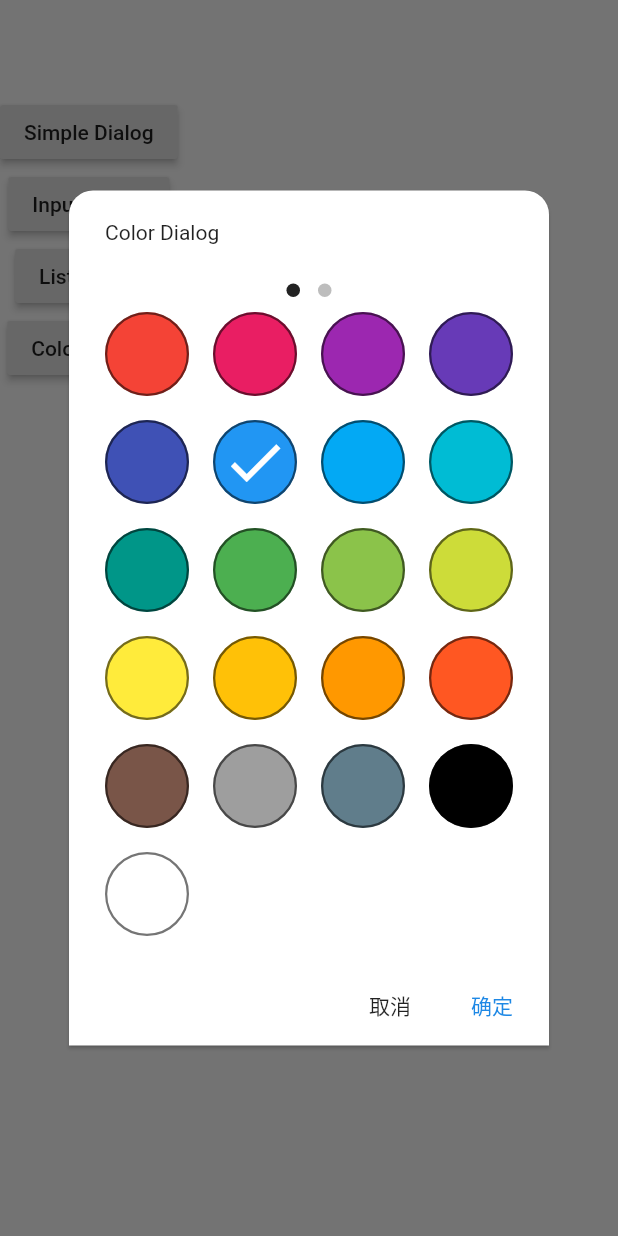
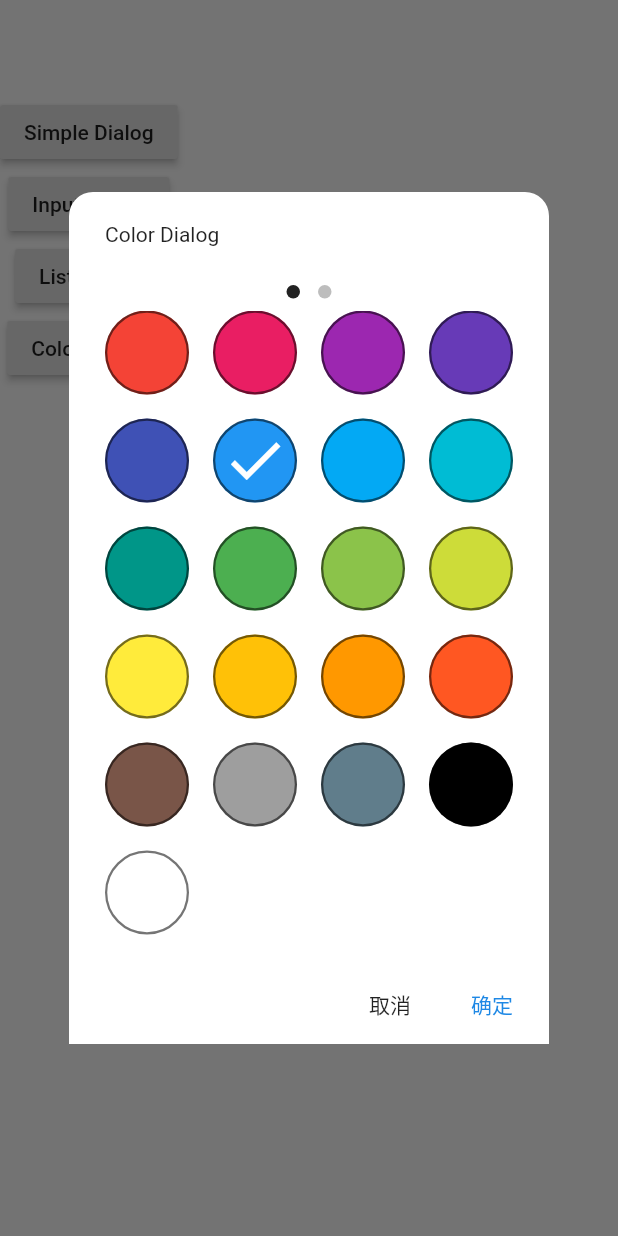
Before and after one commit to Go-oG/flutter_Dialog, a Flutter app: the screen it shows after launch, after a tap on "Color Dialog", on a phone screen of 412 x 824 dp. Run offline on Flutter 3.47's test engine with Material 2 defaults, Android fonts, the phone set to English and light mode, and no system bars; drawn by our look-alikes of dots_indicator.

Commit message:
布局优化 参数更新

```diff
--- a/material_dialog/lib/src/core/core_dialog.dart
+++ b/material_dialog/lib/src/core/core_dialog.dart
@@ -87,10 +87,9 @@ class _DialogState extends State<CoreDialog> {
                 maxHeight: _maxDialogHeight,
                 maxWidth: _maxDialogWidth,
                 minWidth: _maxDialogWidth),
-            //这里嵌套一个Card是因为某些子组件要求上级部件必须包含有Material 组件
-            child: Card(
-              //将其全部内外间距都取消
-              margin: EdgeInsets.zero,
+            //这里嵌套一个Material是因为某些子组件要求上级部件必须包含有Material 组件
+            child: Material(
+              type: MaterialType.card,
               color: widget.dialog.backgroundColor,
               shape: RoundedRectangleBorder(
                   borderRadius: widget.dialog.cornerRadius),
@@ -104,6 +103,7 @@ class _DialogState extends State<CoreDialog> {
             )),
       ),
     );
+
   }
 
   //构建控件列表
--- a/material_dialog/lib/src/core/dialog_util.dart
+++ b/material_dialog/lib/src/core/dialog_util.dart
@@ -13,11 +13,7 @@ class DialogUtil {
       pageBuilder: (BuildContext buildContext, Animation<double> animation,
           Animation<double> secondaryAnimation) {
         final Widget pageChild = CoreDialog(dialog);
-        return SafeArea(
-          child: Builder(builder: (BuildContext context) {
-            return pageChild;
-          }),
-        );
+        return pageChild;
       },
       barrierDismissible: dialog.outCanCancel,
       barrierLabel: "",
--- a/material_dialog/lib/subtype/color_dialog.dart
+++ b/material_dialog/lib/subtype/color_dialog.dart
@@ -256,7 +256,7 @@ class ColorDialog extends BaseDialog {
       mainAxisSize: MainAxisSize.min,
       children: <Widget>[
         Padding(
-          padding: EdgeInsets.only(bottom: 4),
+          padding: EdgeInsets.only(bottom: 2),
           child: DotsIndicator(
             dotsCount: 2,
             position: pageIndex.toDouble(),
@@ -311,6 +311,7 @@ class ColorDialog extends BaseDialog {
       colorList = [];
     }
     return GridView.builder(
+        padding: EdgeInsets.zero,
         itemCount: colorList.length,
         shrinkWrap: true,
         gridDelegate: SliverGridDelegateWithFixedCrossAxisCount(
@@ -338,6 +339,7 @@ class ColorDialog extends BaseDialog {
       colorList = [];
     }
     return GridView.builder(
+        padding: EdgeInsets.zero,
         shrinkWrap: true,
         itemCount: colorList.length + 1,
         gridDelegate: SliverGridDelegateWithFixedCrossAxisCount(
--- a/material_dialog/lib/subtype/input_dialog.dart
+++ b/material_dialog/lib/subtype/input_dialog.dart
@@ -42,6 +42,7 @@ class InputDialog extends BaseDialog {
       Color negativeColor,
       Color backgroundColor,
       Color maskColor,
+        Gravity gravity,
       BorderRadiusGeometry cornerRadius,
       RouteTransitionsBuilder animation,
       Duration transitionDuration,
@@ -57,6 +58,7 @@ class InputDialog extends BaseDialog {
             promptInitValue: promptInitValue,
             positive: positive,
             negative: negative,
+            gravity:gravity,
             reverseActionButton: reverseActionButton,
             positiveColor: positiveColor,
             negativeColor: negativeColor,
--- a/material_dialog/lib/subtype/list_dialog.dart
+++ b/material_dialog/lib/subtype/list_dialog.dart
@@ -45,6 +45,7 @@ class ListDialog extends BaseDialog {
       Color negativeColor,
       Color backgroundColor,
       Color maskColor,
+      Gravity gravity,
       RouteTransitionsBuilder animation,
       Duration transitionDuration,
       BorderRadiusGeometry cornerRadius,
@@ -59,6 +60,7 @@ class ListDialog extends BaseDialog {
             checkBoxPrompt: checkBoxPrompt,
             positive: positive,
             negative: negative,
+            gravity: gravity,
             reverseActionButton: reverseActionButton,
             positiveColor: positiveColor,
             negativeColor: negativeColor,
--- a/material_dialog/lib/subtype/simple_dialog.dart
+++ b/material_dialog/lib/subtype/simple_dialog.dart
@@ -20,6 +20,7 @@ class SimpleDialog extends BaseDialog {
       Color negativeColor,
       Color backgroundColor,
       Color maskColor,
+      Gravity gravity,
       RouteTransitionsBuilder animation,
       Duration transitionDuration,
       BorderRadiusGeometry cornerRadius,
@@ -34,6 +35,7 @@ class SimpleDialog extends BaseDialog {
             checkBoxPrompt: checkBoxPrompt,
             positive: positive,
             negative: negative,
+            gravity:gravity,
             reverseActionButton: reverseActionButton,
             animation: animation,
             actionListener: actionListener,
```
